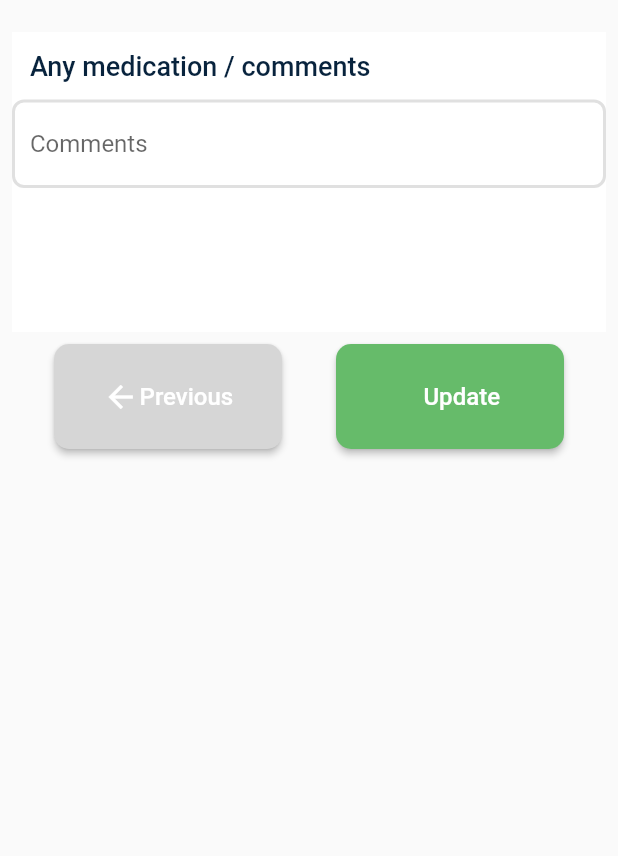
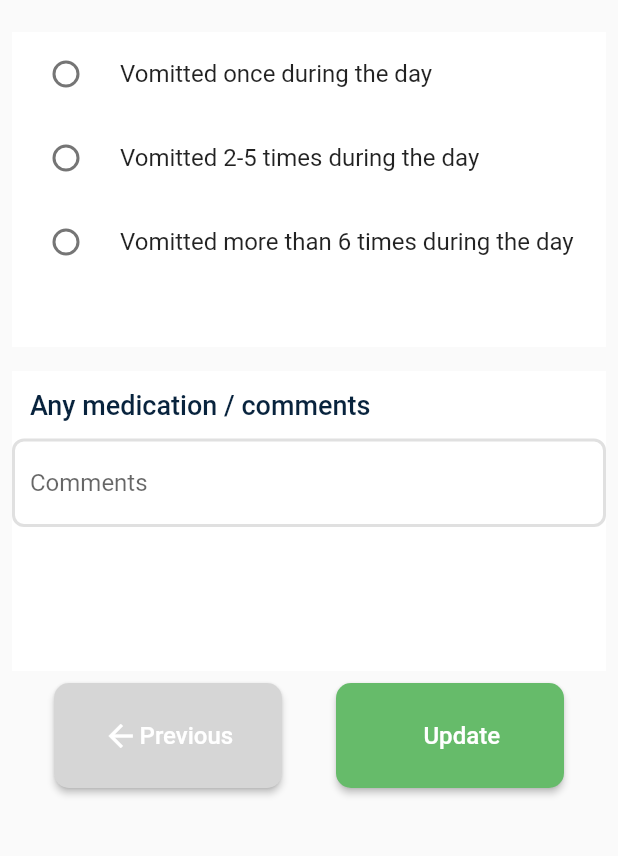
Before and after one commit to AntoTomAbraham/Symptoms_UI, a Flutter app: the DiseasePage screen opened directly, on a phone screen of 412 x 824 dp, the part 52-908 px from its top. Run offline on Flutter 3.47's test engine with Material 2 defaults, Android fonts, the phone set to English and light mode, and no system bars; network calls fail.

```diff
--- a/lib/Screen/diseasePage.dart
+++ b/lib/Screen/diseasePage.dart
@@ -1,8 +1,10 @@
 import 'package:flutter/material.dart';
 import 'package:flutter_app/Home.dart';
+import 'package:flutter_app/widgets/diseasebuttonSection.dart';
 import 'package:flutter_app/widgets/diseasecomments.dart';
 import 'package:flutter_app/widgets/diseasepageAppbar.dart';
 import 'package:flutter_app/widgets/diseasepagetextfield.dart';
+import 'package:flutter_app/widgets/radioSection.dart';
 import 'package:flutter_app/widgets/raisedIcon.dart';
 
 class DiseasePage extends StatelessWidget {
@@ -11,6 +13,7 @@ class DiseasePage extends StatelessWidget {
     return Scaffold(
       body: ListView(children: <Widget>[
         diseasepageAppbar(),
+        radioSection(),
         Padding(
           padding: EdgeInsets.all(8.0),
           child: Container(
@@ -20,25 +23,7 @@ class DiseasePage extends StatelessWidget {
               ),
               child: diseasecomments()),
         ),
-        Container(
-          child: Row(
-            mainAxisAlignment: MainAxisAlignment.spaceEvenly,
-            children: <Widget>[
-              raisedIcon(
-                text: "Previous",
-                iconn: Icon(
-                  Icons.arrow_back,
-                  color: Colors.white,
-                ),
-                colour: Colors.grey[350],
-              ),
-              raisedIcon(
-                text: "Update",
-                colour: Colors.green[400],
-              ),
-            ],
-          ),
-        )
+        diseasebuttonSection(),
       ]),
     );
   }
--- /dev/null
+++ b/lib/widgets/diseasebuttonSection.dart
@@ -0,0 +1,35 @@
+import 'package:flutter/material.dart';
+import 'package:flutter_app/Home.dart';
+import 'package:flutter_app/widgets/raisedIcon.dart';
+
+class diseasebuttonSection extends StatelessWidget {
+  @override
+  Widget build(BuildContext context) {
+    return Container(
+      child: Row(
+        mainAxisAlignment: MainAxisAlignment.spaceEvenly,
+        children: <Widget>[
+          raisedIcon(
+            text: "Previous",
+            funn: () {
+              Navigator.of(context).push(
+                MaterialPageRoute(
+                  builder: (context) => Home(),
+                ),
+              );
+            },
+            iconn: Icon(
+              Icons.arrow_back,
+              color: Colors.white,
+            ),
+            colour: Colors.grey[350],
+          ),
+          raisedIcon(
+            text: "Update",
+            colour: Colors.green[400],
+          ),
+        ],
+      ),
+    );
+  }
+}
--- /dev/null
+++ b/lib/widgets/radioSection.dart
@@ -0,0 +1,72 @@
+import 'package:flutter/material.dart';
+
+class radioSection extends StatefulWidget {
+  @override
+  _radioSectionState createState() => _radioSectionState();
+}
+
+class _radioSectionState extends State<radioSection> {
+  int selectedradio;
+  @override
+  void initState() {
+    super.initState();
+    selectedradio = 0;
+  }
+
+  selectradio(int val) {
+    setState(() {
+      selectedradio = val;
+    });
+  }
+
+  @override
+  Widget build(BuildContext context) {
+    return Padding(
+      padding: EdgeInsets.all(8),
+      child: Container(
+        height: 210,
+        color: Colors.white,
+        child: Column(
+          children: <Widget>[
+            RadioListTile(
+              activeColor: Colors.orange,
+              value: 1,
+              groupValue: selectedradio,
+              onChanged: (val) {
+                selectradio(val);
+              },
+              title: Row(
+                children: <Widget>[Text("Vomitted once during the day")],
+              ),
+              //selected: true,
+            ),
+            RadioListTile(
+              activeColor: Colors.orange,
+              value: 2,
+              groupValue: selectedradio,
+              onChanged: (val) {
+                selectradio(val);
+              },
+              title: Row(
+                children: <Widget>[Text("Vomitted 2-5 times during the day")],
+              ),
+            ),
+            RadioListTile(
+              activeColor: Colors.orange,
+              value: 3,
+              groupValue: selectedradio,
+              onChanged: (val) {
+                selectradio(val);
+              },
+              title: Row(
+                children: <Widget>[
+                  Text("Vomitted more than 6 times during the day")
+                ],
+              ),
+            )
+          ],
+        ),
+      ),
+    );
+  }
+}
--- a/lib/widgets/raisedIcon.dart
+++ b/lib/widgets/raisedIcon.dart
@@ -4,13 +4,16 @@ class raisedIcon extends StatelessWidget {
   String text;
   Icon iconn;
   Color colour;
-  raisedIcon({@required this.text, this.iconn, this.colour});
+  void Function() funn;
+  raisedIcon({@required this.text, this.iconn, this.colour, this.funn});
   @override
   Widget build(BuildContext context) {
     return RaisedButton(
-      onPressed: () {
-        print("haeeeo");
-      },
+      onPressed: funn != null
+          ? funn
+          : () {
+              print("function");
+            },
       child: Container(
         height: 70,
         width: 120,
```
